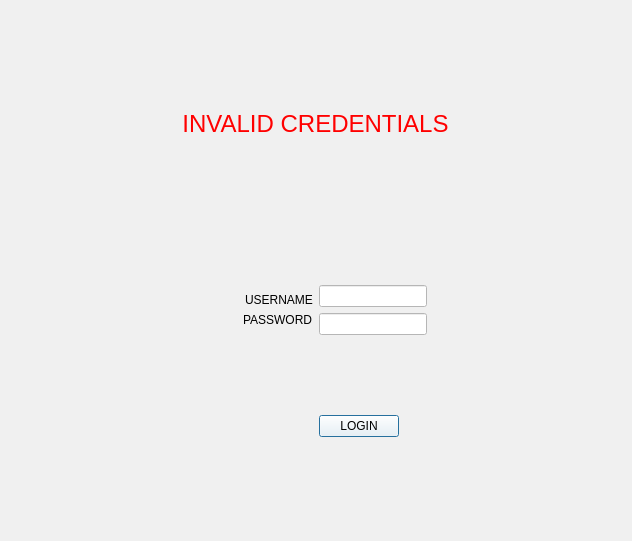
Qt form ui/loginfailed.ui (yashu2001/gym-manager) before a commit.
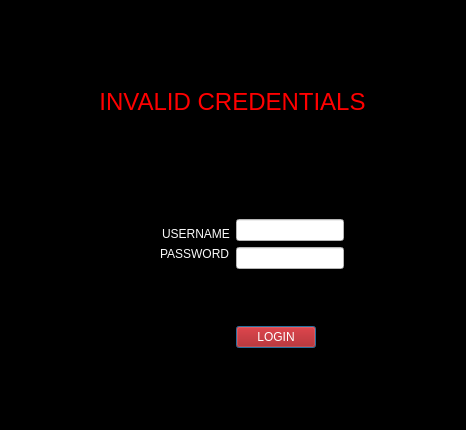
The same form after that commit. Icons and pictures are not drawn.

Patch:
```diff
--- a/ui/loginfailed.ui
+++ b/ui/loginfailed.ui
@@ -6,15 +6,16 @@
    <rect>
     <x>0</x>
     <y>0</y>
-    <width>632</width>
-    <height>541</height>
+    <width>466</width>
+    <height>430</height>
    </rect>
   </property>
   <property name="windowTitle">
    <string>MainWindow</string>
   </property>
   <property name="styleSheet">
-   <string notr="true">background-color: rgb(240, 240, 240);</string>
+   <string notr="true">background-color: rgb(240, 240, 240);
+background-color: rgb(0, 0, 0);</string>
   </property>
   <widget class="QWidget" name="centralwidget">
    <layout class="QGridLayout" name="gridLayout">
@@ -37,7 +38,7 @@
     <item row="1" column="0" colspan="2" alignment="Qt::AlignHCenter|Qt::AlignTop">
      <widget class="QLabel" name="label_4">
       <property name="styleSheet">
-       <string notr="true"/>
+       <string notr="true">color: rgb(170, 0, 0);</string>
       </property>
       <property name="text">
        <string>&lt;html&gt;&lt;head/&gt;&lt;body&gt;&lt;p align=&quot;center&quot;&gt;&lt;span style=&quot; font-size:18pt; color:#ff0000;&quot;&gt;INVALID CREDENTIALS&lt;/span&gt;&lt;/p&gt;&lt;/body&gt;&lt;/html&gt;</string>
@@ -47,8 +48,8 @@
     <item row="2" column="0" alignment="Qt::AlignRight|Qt::AlignBottom">
      <widget class="QLabel" name="label">
       <property name="styleSheet">
-       <string notr="true">color: rgb(0,0,0);
-</string>
+       <string notr="true">color:rgb(250,250, 250);
+font: 75 10pt &quot;MS Shell Dlg 2&quot;;</string>
       </property>
       <property name="text">
        <string>USERNAME</string>
@@ -58,15 +59,15 @@
     <item row="2" column="1" alignment="Qt::AlignLeft|Qt::AlignBottom">
      <widget class="QLineEdit" name="lineEdit">
       <property name="styleSheet">
-       <string notr="true">background-color: rgb(255, 255, 255);
-border-color: rgb(0, 0, 0);</string>
+       <string notr="true">background-color: rgb(255, 255, 255);</string>
       </property>
      </widget>
     </item>
     <item row="3" column="0" alignment="Qt::AlignRight|Qt::AlignTop">
      <widget class="QLabel" name="label_2">
       <property name="styleSheet">
-       <string notr="true">color: rgb(0,0,0);</string>
+       <string notr="true">color:rgb(250, 250, 250);
+font: 75 10pt &quot;MS Shell Dlg 2&quot;;</string>
       </property>
       <property name="text">
        <string>PASSWORD</string>
@@ -76,8 +77,7 @@
     <item row="3" column="1" alignment="Qt::AlignLeft|Qt::AlignTop">
      <widget class="QLineEdit" name="lineEdit_2">
       <property name="styleSheet">
-       <string notr="true">background-color: rgb(255, 255, 255);
-border-color: rgb(0, 0, 0);</string>
+       <string notr="true">background-color: rgb(255, 255, 255);</string>
       </property>
       <property name="echoMode">
        <enum>QLineEdit::Password</enum>
@@ -87,8 +87,9 @@
     <item row="4" column="1" alignment="Qt::AlignLeft|Qt::AlignTop">
      <widget class="QPushButton" name="pushButton">
       <property name="styleSheet">
-       <string notr="true">background-color: rgb(255, 255, 255);
-alternate-background-color: rgb(240, 240, 240);</string>
+       <string notr="true">color: rgb(255, 255, 255);
+font: 75 10pt &quot;MS Shell Dlg 2&quot;;
+background-color: rgb(170, 0, 0);</string>
       </property>
       <property name="text">
        <string>LOGIN</string>
```
